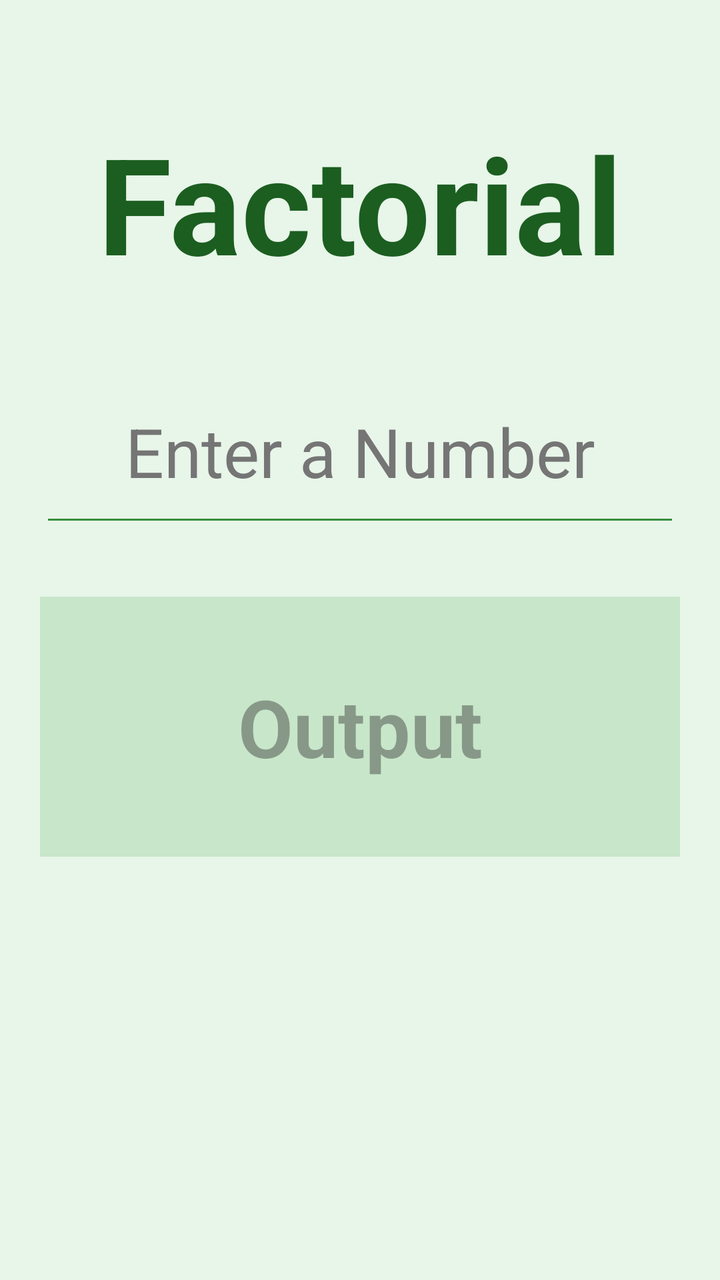
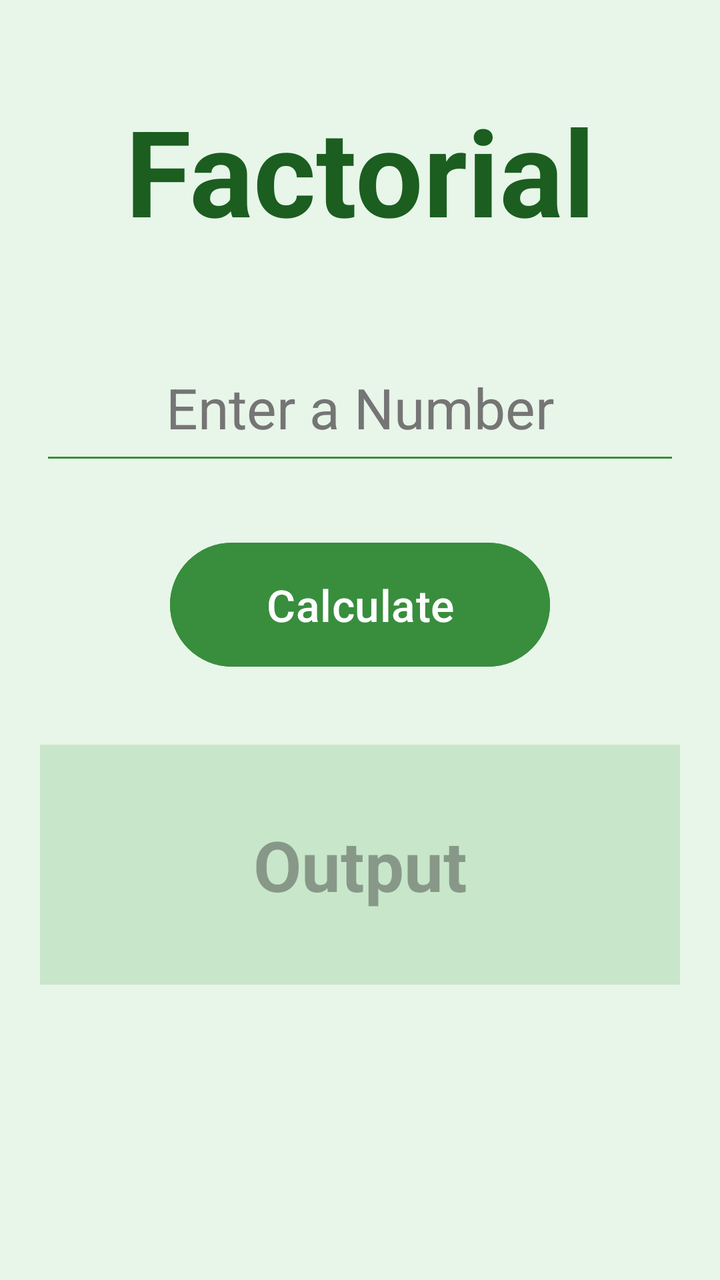

Compare the two renders of this Android layout. The source of the first and the diff that turns it into the second are given below.
<!-- AndroidManifest.xml: application theme Theme.Prgm_2_Factorial -->
<!-- res/layout/activity_main.xml -->
<?xml version="1.0" encoding="utf-8"?>
<LinearLayout xmlns:android="http://schemas.android.com/apk/res/android"
    xmlns:app="http://schemas.android.com/apk/res-auto"
    xmlns:tools="http://schemas.android.com/tools"
    android:id="@+id/main"
    android:orientation="vertical"
    android:layout_width="match_parent"
    android:layout_height="match_parent"
    android:background="#E8F5E9"
    android:padding="20dp"
    tools:context=".MainActivity">

    <TextView
        android:layout_width="match_parent"
        android:layout_height="163dp"
        android:text="Factorial"
        android:textAlignment="center"
        android:gravity="center"
        android:textColor="#1B5E20"
        android:textStyle="bold"
        android:textSize="67sp" />

    <EditText
        android:id="@+id/editTextText"
        android:layout_width="match_parent"
        android:layout_height="wrap_content"
        android:hint="Enter a Number"
        android:inputType="number"
        android:padding="20dp"
        android:backgroundTint="#388E3C"
        android:textColor="#212121"
        android:textColorHint="#757575"
        android:textAlignment="center"
        android:textSize="34sp" />

    <TextView
        android:id="@+id/textView"
        android:layout_width="match_parent"
        android:layout_height="130dp"
        android:layout_marginTop="30dp"
        android:background="#C8E6C9"
        android:hint="Output"
        android:gravity="center"
        android:textColor="#2E7D32"
        android:textStyle="bold"
        android:padding="20dp"
        android:textAlignment="center"
        android:textSize="40sp" />

</LinearLayout>
<!-- resources referenced by this layout -->
<resources>
  <style name="Theme.Prgm_2_Factorial" parent="Base.Theme.Prgm_2_Factorial" />
  <style name="Base.Theme.Prgm_2_Factorial" parent="Theme.Material3.DayNight.NoActionBar">
          
          
      </style>
</resources>

<!-- the commit's change to res/layout/activity_main.xml (unified diff, before → after) -->
@@ -1,50 +1,61 @@
 <?xml version="1.0" encoding="utf-8"?>
 <LinearLayout xmlns:android="http://schemas.android.com/apk/res/android"
-    xmlns:app="http://schemas.android.com/apk/res-auto"
     xmlns:tools="http://schemas.android.com/tools"
     android:id="@+id/main"
-    android:orientation="vertical"
     android:layout_width="match_parent"
     android:layout_height="match_parent"
+    android:orientation="vertical"
+    android:gravity="center_horizontal"
     android:background="#E8F5E9"
     android:padding="20dp"
     tools:context=".MainActivity">
 
     <TextView
         android:layout_width="match_parent"
-        android:layout_height="163dp"
+        android:layout_height="130dp"
+        android:gravity="center"
         android:text="Factorial"
         android:textAlignment="center"
-        android:gravity="center"
         android:textColor="#1B5E20"
-        android:textStyle="bold"
-        android:textSize="67sp" />
+        android:textSize="60sp"
+        android:textStyle="bold" />
 
     <EditText
         android:id="@+id/editTextText"
         android:layout_width="match_parent"
         android:layout_height="wrap_content"
+        android:layout_marginTop="20dp"
+        android:backgroundTint="#388E3C"
         android:hint="Enter a Number"
         android:inputType="number"
-        android:padding="20dp"
-        android:backgroundTint="#388E3C"
+        android:padding="15dp"
+        android:textAlignment="center"
         android:textColor="#212121"
         android:textColorHint="#757575"
-        android:textAlignment="center"
-        android:textSize="34sp" />
+        android:textSize="28sp" />
+
+    <Button
+        android:id="@+id/button"
+        android:layout_width="190dp"
+        android:layout_height="70dp"
+        android:layout_marginTop="30dp"
+        android:text="Calculate"
+        android:textSize="22sp"
+        android:backgroundTint="#388E3C"
+        android:textColor="#FFFFFF" />
 
     <TextView
         android:id="@+id/textView"
         android:layout_width="match_parent"
-        android:layout_height="130dp"
-        android:layout_marginTop="30dp"
+        android:layout_height="120dp"
+        android:layout_marginTop="35dp"
         android:background="#C8E6C9"
+        android:gravity="center"
         android:hint="Output"
-        android:gravity="center"
-        android:textColor="#2E7D32"
-        android:textStyle="bold"
         android:padding="20dp"
         android:textAlignment="center"
-        android:textSize="40sp" />
+        android:textColor="#2E7D32"
+        android:textSize="35sp"
+        android:textStyle="bold" />
 
 </LinearLayout>
